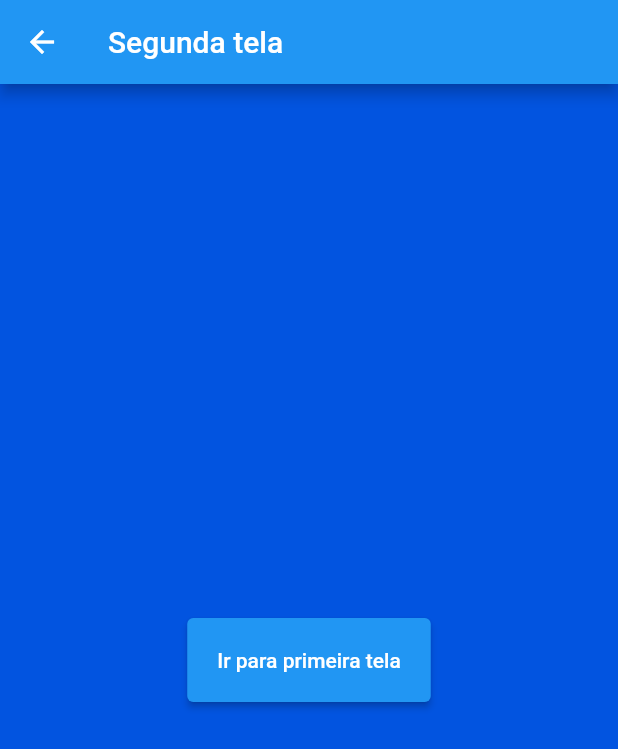
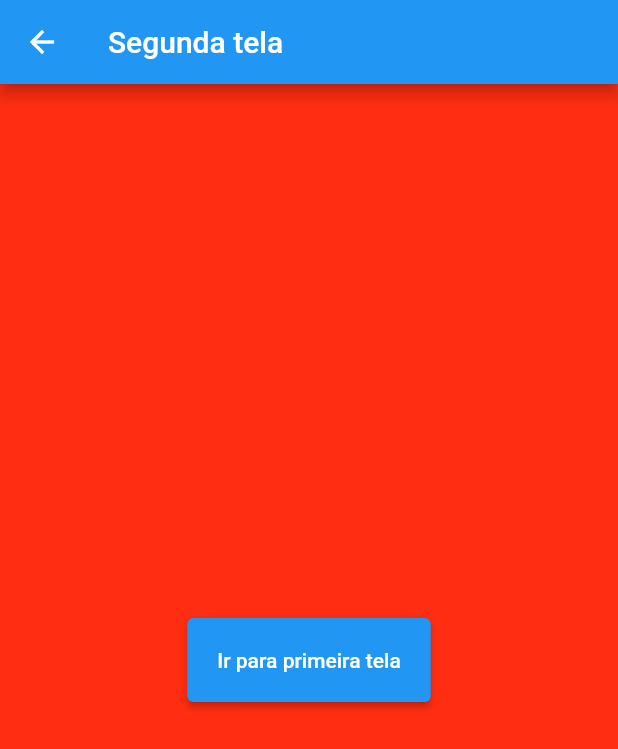
Before and after one commit to Lary71/Oat_DDM, a Flutter app: the Secondscreen screen opened directly, on a phone screen of 412 x 824 dp. Shown: the top 749 px of the screen. Run offline on Flutter 3.47's test engine with Material 2 defaults, Android fonts, the phone set to English and light mode, and no system bars.

```diff
--- a/flutter_ddm/lib/Secondscreen.dart
+++ b/flutter_ddm/lib/Secondscreen.dart
@@ -10,7 +10,7 @@ class Secondscreen extends StatelessWidget {
     return Scaffold(
       appBar: AppBar(title: const Text("Segunda tela")),
       body: Container(
-          color: const Color.fromARGB(255, 2, 84, 224),
+          color: Color.fromARGB(255, 255, 45, 17),
           child: Center(
               child: ElevatedButton(
             style: ElevatedButton.styleFrom(padding: const EdgeInsets.all(20)),
```
